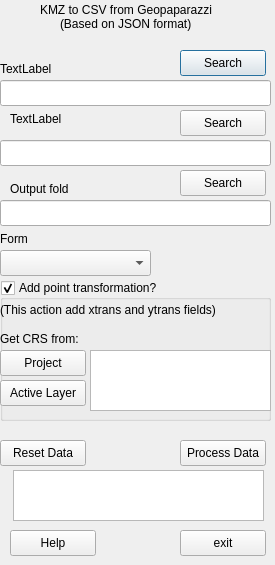
The window that kmzgeopapaimport_dialog_base.ui (geociencio/kmzgeopapaimport) describes before a commit, drawn with Qt 5.
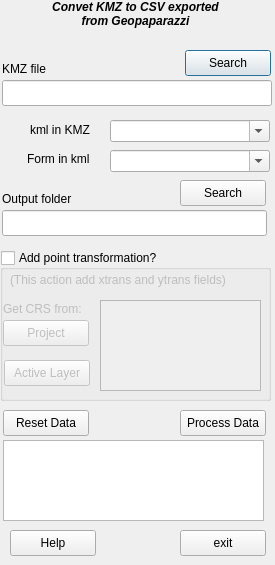
The same window after the commit.

Commit message: Se actualiza la interfaz de usuario del diálogo

The edit to the form file:
```diff
--- a/kmzgeopapaimport_dialog_base.ui
+++ b/kmzgeopapaimport_dialog_base.ui
@@ -19,30 +19,29 @@
      <x>40</x>
      <y>0</y>
      <width>191</width>
-     <height>20</height>
+     <height>41</height>
     </rect>
    </property>
+   <property name="font">
+    <font>
+     <italic>true</italic>
+     <bold>true</bold>
+    </font>
+   </property>
    <property name="text">
-    <string>KMZ to CSV from Geopaparazzi</string>
+    <string>Convet KMZ to CSV exported from Geopaparazzi</string>
    </property>
-  </widget>
-  <widget class="QLabel" name="label_2">
-   <property name="geometry">
-    <rect>
-     <x>60</x>
-     <y>15</y>
-     <width>151</width>
-     <height>18</height>
-    </rect>
+   <property name="alignment">
+    <set>Qt::AlignmentFlag::AlignHCenter|Qt::AlignmentFlag::AlignTop</set>
    </property>
-   <property name="text">
-    <string>(Based on JSON format)</string>
+   <property name="wordWrap">
+    <bool>true</bool>
    </property>
   </widget>
   <widget class="QPushButton" name="examinarkmz">
    <property name="geometry">
     <rect>
-     <x>180</x>
+     <x>185</x>
      <y>50</y>
      <width>86</width>
      <height>26</height>
@@ -52,24 +51,11 @@
     <string>Search</string>
    </property>
   </widget>
-  <widget class="QPushButton" name="examinarjson">
-   <property name="geometry">
-    <rect>
-     <x>180</x>
-     <y>110</y>
-     <width>86</width>
-     <height>26</height>
-    </rect>
-   </property>
-   <property name="text">
-    <string>Search</string>
-   </property>
-  </widget>
   <widget class="QPushButton" name="destino">
    <property name="geometry">
     <rect>
      <x>180</x>
-     <y>170</y>
+     <y>180</y>
      <width>86</width>
      <height>26</height>
     </rect>
@@ -81,19 +67,9 @@
   <widget class="QLineEdit" name="kmzarcentrada">
    <property name="geometry">
     <rect>
-     <x>0</x>
+     <x>2</x>
      <y>80</y>
-     <width>271</width>
-     <height>26</height>
-    </rect>
-   </property>
-  </widget>
-  <widget class="QLineEdit" name="jsonarcbase">
-   <property name="geometry">
-    <rect>
-     <x>0</x>
-     <y>140</y>
-     <width>271</width>
+     <width>270</width>
      <height>26</height>
     </rect>
    </property>
@@ -101,9 +77,9 @@
   <widget class="QLineEdit" name="csvarch">
    <property name="geometry">
     <rect>
-     <x>0</x>
-     <y>200</y>
-     <width>271</width>
+     <x>2</x>
+     <y>210</y>
+     <width>265</width>
      <height>26</height>
     </rect>
    </property>
@@ -111,20 +87,23 @@
   <widget class="QComboBox" name="formatosjson">
    <property name="geometry">
     <rect>
-     <x>0</x>
-     <y>250</y>
-     <width>151</width>
-     <height>26</height>
+     <x>110</x>
+     <y>150</y>
+     <width>160</width>
+     <height>22</height>
     </rect>
    </property>
+   <property name="editable">
+    <bool>true</bool>
+   </property>
   </widget>
   <widget class="QGroupBox" name="gtprjbox">
    <property name="geometry">
     <rect>
      <x>0</x>
-     <y>280</y>
+     <y>250</y>
      <width>271</width>
-     <height>141</height>
+     <height>151</height>
     </rect>
    </property>
    <property name="title">
@@ -134,12 +113,12 @@
     <bool>true</bool>
    </property>
    <property name="checked">
-    <bool>true</bool>
+    <bool>false</bool>
    </property>
    <widget class="QPushButton" name="crsproject">
     <property name="geometry">
      <rect>
-      <x>0</x>
+      <x>3</x>
       <y>70</y>
       <width>86</width>
       <height>26</height>
@@ -152,8 +131,8 @@
    <widget class="QPushButton" name="crsactlayer">
     <property name="geometry">
      <rect>
-      <x>0</x>
-      <y>100</y>
+      <x>4</x>
+      <y>110</y>
       <width>86</width>
       <height>26</height>
      </rect>
@@ -165,9 +144,9 @@
    <widget class="QLabel" name="label_3">
     <property name="geometry">
      <rect>
-      <x>0</x>
+      <x>3</x>
       <y>50</y>
-      <width>81</width>
+      <width>91</width>
       <height>18</height>
      </rect>
     </property>
@@ -178,7 +157,7 @@
    <widget class="QLabel" name="label_4">
     <property name="geometry">
      <rect>
-      <x>0</x>
+      <x>10</x>
       <y>20</y>
       <width>251</width>
       <height>20</height>
@@ -191,10 +170,10 @@
    <widget class="QTextEdit" name="crsproj4string">
     <property name="geometry">
      <rect>
-      <x>90</x>
-      <y>70</y>
-      <width>181</width>
-      <height>61</height>
+      <x>100</x>
+      <y>50</y>
+      <width>161</width>
+      <height>91</height>
      </rect>
     </property>
    </widget>
@@ -202,21 +181,21 @@
   <widget class="QLabel" name="label_5">
    <property name="geometry">
     <rect>
-     <x>0</x>
-     <y>230</y>
-     <width>58</width>
+     <x>27</x>
+     <y>150</y>
+     <width>81</width>
      <height>18</height>
     </rect>
    </property>
    <property name="text">
-    <string>Form</string>
+    <string>Form in kml</string>
    </property>
   </widget>
   <widget class="QPushButton" name="resetdata">
    <property name="geometry">
     <rect>
-     <x>0</x>
-     <y>440</y>
+     <x>3</x>
+     <y>410</y>
      <width>86</width>
      <height>26</height>
     </rect>
@@ -229,7 +208,7 @@
    <property name="geometry">
     <rect>
      <x>180</x>
-     <y>440</y>
+     <y>410</y>
      <width>86</width>
      <height>26</height>
     </rect>
@@ -241,45 +220,32 @@
   <widget class="QTextEdit" name="datos">
    <property name="geometry">
     <rect>
-     <x>13</x>
-     <y>470</y>
-     <width>251</width>
-     <height>51</height>
+     <x>3</x>
+     <y>440</y>
+     <width>261</width>
+     <height>81</height>
     </rect>
    </property>
   </widget>
   <widget class="QLabel" name="label_6">
    <property name="geometry">
     <rect>
-     <x>0</x>
+     <x>2</x>
      <y>60</y>
      <width>58</width>
      <height>18</height>
     </rect>
    </property>
    <property name="text">
-    <string>TextLabel</string>
-   </property>
-  </widget>
-  <widget class="QLabel" name="label_7">
-   <property name="geometry">
-    <rect>
-     <x>10</x>
-     <y>110</y>
-     <width>58</width>
-     <height>18</height>
-    </rect>
-   </property>
-   <property name="text">
-    <string>TextLabel</string>
+    <string>KMZ file</string>
    </property>
   </widget>
   <widget class="QLabel" name="label_8">
    <property name="geometry">
     <rect>
-     <x>10</x>
-     <y>180</y>
-     <width>58</width>
+     <x>2</x>
+     <y>190</y>
+     <width>101</width>
      <height>18</height>
     </rect>
    </property>
@@ -313,6 +279,32 @@
     <string>exit</string>
    </property>
   </widget>
+  <widget class="QComboBox" name="comboBox">
+   <property name="geometry">
+    <rect>
+     <x>110</x>
+     <y>120</y>
+     <width>160</width>
+     <height>22</height>
+    </rect>
+   </property>
+   <property name="editable">
+    <bool>true</bool>
+   </property>
+  </widget>
+  <widget class="QLabel" name="label_2">
+   <property name="geometry">
+    <rect>
+     <x>30</x>
+     <y>120</y>
+     <width>71</width>
+     <height>20</height>
+    </rect>
+   </property>
+   <property name="text">
+    <string>kml in KMZ</string>
+   </property>
+  </widget>
  </widget>
  <resources/>
  <connections/>
```
